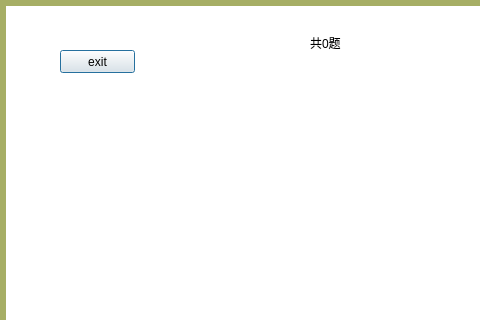
First picture: the form in QtClassClient/LayerUI/UserInterface/dialogbuildstatistics.ui, repository ideallx/serveree, before the edit; both pictures show x 0 to 480 and y 0 to 320 of the 753 by 534 pixel window.
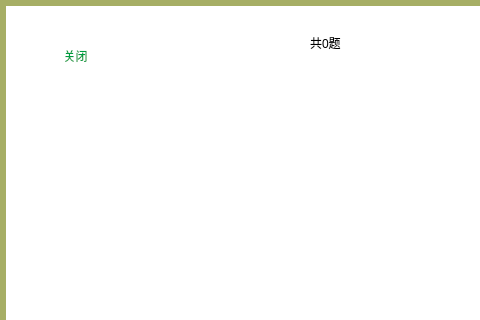
Second picture: the form after the edit. Icons and pictures are not drawn.

The edit to the form file:
```diff
--- a/QtClassClient/LayerUI/UserInterface/dialogbuildstatistics.ui
+++ b/QtClassClient/LayerUI/UserInterface/dialogbuildstatistics.ui
@@ -48,6 +48,12 @@
 
 QScrollBar:handle:vertical {
 
+}
+
+QToolButton#tbDialogExit {
+	color: rgb(0, 157, 65);
+	font: 11pt &quot;微软雅黑&quot;;
+	background-color: white;
 }</string>
   </property>
   <widget class="QListWidget" name="lwScores">
@@ -60,19 +66,6 @@
     </rect>
    </property>
   </widget>
-  <widget class="QPushButton" name="pushButton">
-   <property name="geometry">
-    <rect>
-     <x>60</x>
-     <y>50</y>
-     <width>75</width>
-     <height>23</height>
-    </rect>
-   </property>
-   <property name="text">
-    <string>exit</string>
-   </property>
-  </widget>
   <widget class="QWidget" name="layoutWidget">
    <property name="geometry">
     <rect>
@@ -181,6 +174,22 @@
     <string>共0题</string>
    </property>
   </widget>
+  <widget class="QToolButton" name="tbDialogExit">
+   <property name="geometry">
+    <rect>
+     <x>50</x>
+     <y>40</y>
+     <width>51</width>
+     <height>31</height>
+    </rect>
+   </property>
+   <property name="text">
+    <string>关闭</string>
+   </property>
+   <property name="autoRaise">
+    <bool>true</bool>
+   </property>
+  </widget>
  </widget>
  <resources>
   <include location="../../ui.qrc"/>
```
